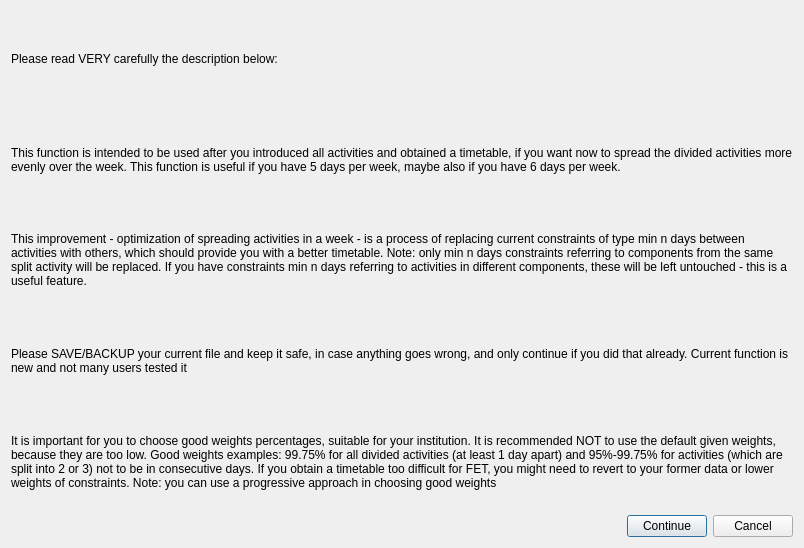
Before: the Qt Designer form src/interface/spreadconfirmationform_template.ui in janLo/FET, drawn with Qt 5.
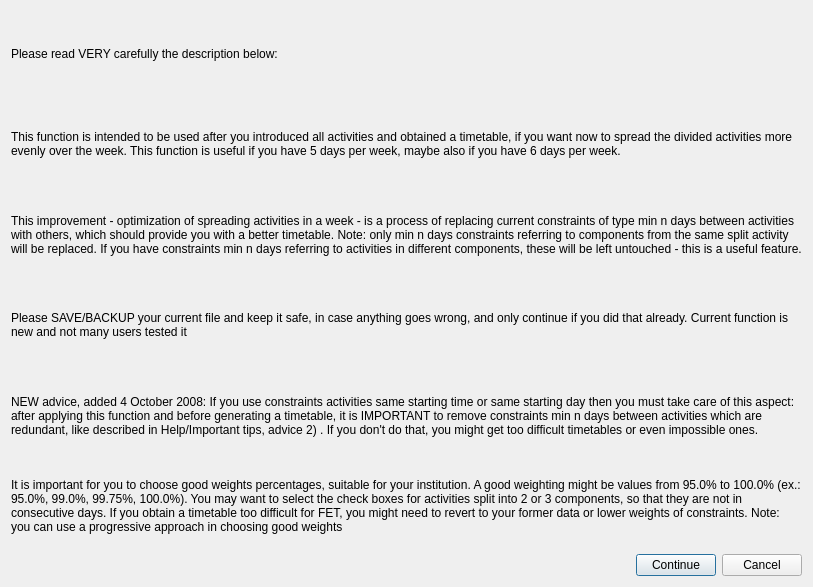
After: the same form once the commit is applied.

The edit to the form file:
```diff
--- a/src/interface/spreadconfirmationform_template.ui
+++ b/src/interface/spreadconfirmationform_template.ui
@@ -5,8 +5,8 @@
    <rect>
     <x>0</x>
     <y>0</y>
-    <width>804</width>
-    <height>548</height>
+    <width>813</width>
+    <height>587</height>
    </rect>
   </property>
   <property name="windowTitle" >
@@ -60,16 +60,26 @@
     </widget>
    </item>
    <item row="4" column="0" colspan="3" >
+    <widget class="QLabel" name="label_4" >
+     <property name="text" >
+      <string>NEW advice, added 4 October 2008: If you use constraints activities same starting time or same starting day then you must take care of this aspect: after applying this function and before generating a timetable, it is IMPORTANT to remove constraints min n days between activities which are redundant, like described in Help/Important tips, advice 2) . If you don't do that, you might get too difficult timetables or even impossible ones.</string>
+     </property>
+     <property name="wordWrap" >
+      <bool>true</bool>
+     </property>
+    </widget>
+   </item>
+   <item row="5" column="0" colspan="3" >
     <widget class="QLabel" name="label_7" >
      <property name="text" >
-      <string>It is important for you to choose good weights percentages, suitable for your institution. It is recommended NOT to use the default given weights, because they are too low. Good weights examples: 99.75% for all divided activities (at least 1 day apart) and 95%-99.75% for activities (which are split into 2 or 3) not to be in consecutive days. If you obtain a timetable too difficult for FET, you might need to revert to your former data or lower weights of constraints. Note: you can use a progressive approach in choosing good weights</string>
+      <string>It is important for you to choose good weights percentages, suitable for your institution. A good weighting might be values from 95.0% to 100.0% (ex.: 95.0%, 99.0%, 99.75%, 100.0%). You may want to select the check boxes for activities split into 2 or 3 components, so that they are not in consecutive days. If you obtain a timetable too difficult for FET, you might need to revert to your former data or lower weights of constraints. Note: you can use a progressive approach in choosing good weights</string>
      </property>
      <property name="wordWrap" >
       <bool>true</bool>
      </property>
     </widget>
    </item>
-   <item row="5" column="0" >
+   <item row="6" column="0" >
     <spacer name="horizontalSpacer" >
      <property name="orientation" >
       <enum>Qt::Horizontal</enum>
@@ -82,14 +92,14 @@
      </property>
     </spacer>
    </item>
-   <item row="5" column="1" >
+   <item row="6" column="1" >
     <widget class="QPushButton" name="pushButton" >
      <property name="text" >
       <string>Continue</string>
      </property>
     </widget>
    </item>
-   <item row="5" column="2" >
+   <item row="6" column="2" >
     <widget class="QPushButton" name="pushButton_2" >
      <property name="text" >
       <string>Cancel</string>
```
